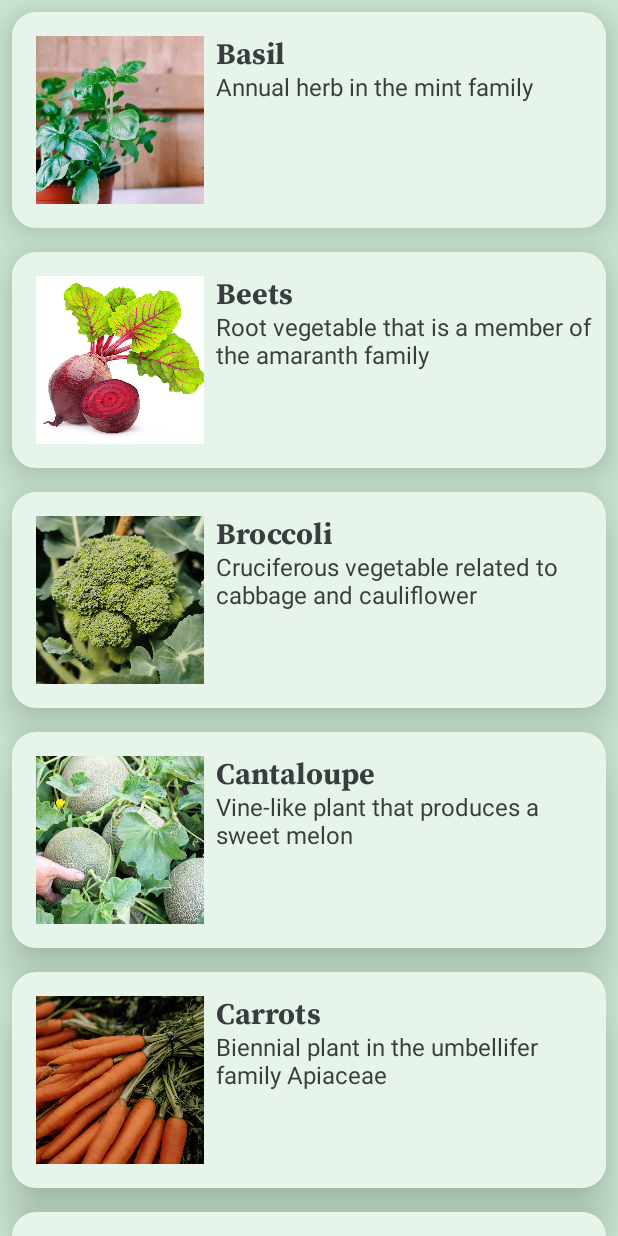
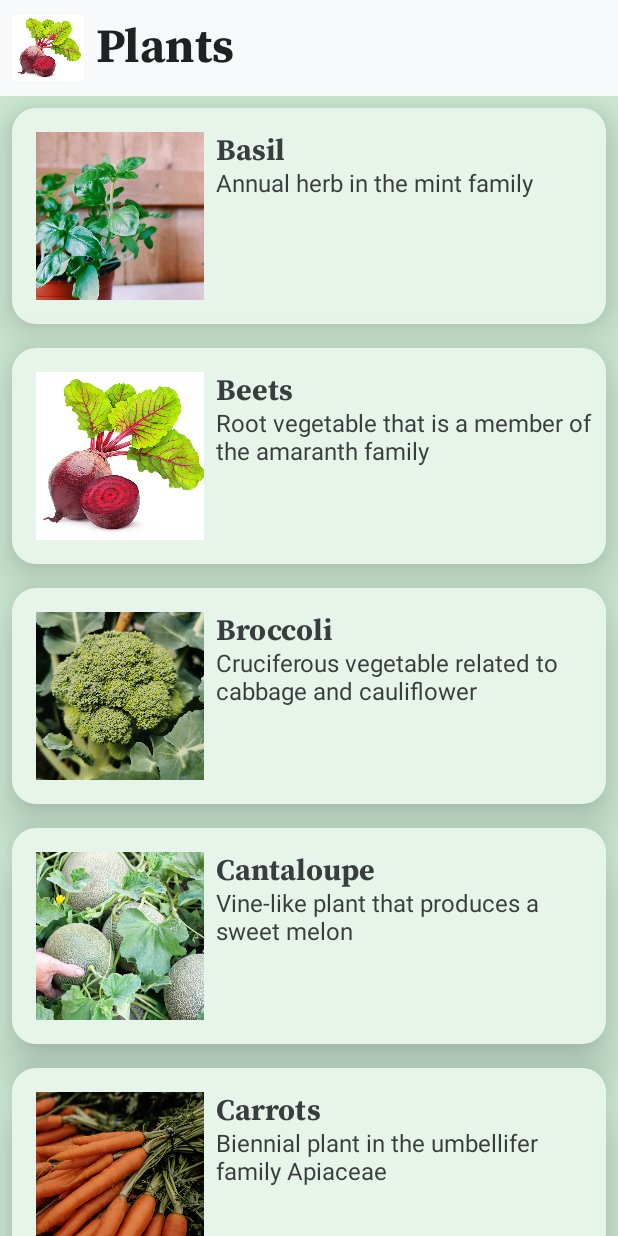
Before and after one commit to annedawson/Plants, an Android app built with Jetpack Compose: the screen it shows after launch (MainActivity), on a phone screen of 412 x 824 dp. Run offline under Robolectric (Android 15) with nearby library versions, the phone set to English and light mode, and no system bars.

Commit message:
Add Scaffold topBar to the app

```diff
--- a/app/src/main/java/net/annedawson/plants/MainActivity.kt
+++ b/app/src/main/java/net/annedawson/plants/MainActivity.kt
@@ -16,6 +16,7 @@ import androidx.compose.material.MaterialTheme
 import androidx.compose.material.Scaffold
 import androidx.compose.material.Text
 import androidx.compose.runtime.Composable
+import androidx.compose.ui.Alignment
 import androidx.compose.ui.Modifier
 import androidx.compose.ui.layout.ContentScale
 import androidx.compose.ui.res.painterResource
@@ -45,7 +46,7 @@ class MainActivity : ComponentActivity() {
 fun PlantsApp() {
     Scaffold(
         topBar = {
-            //PlantsTopAppBar()
+            PlantsTopAppBar()
         }
     ) {
         LazyColumn(
@@ -135,3 +136,24 @@ fun PlantInformation(@StringRes plantName: Int, @StringRes plantSummary: Int,mod
         )
     }
 }
+
+@Composable
+fun PlantsTopAppBar(modifier: Modifier = Modifier) {
+    Row(modifier = modifier
+        .fillMaxWidth()
+        .background(color = MaterialTheme.colors.primary),
+        verticalAlignment = Alignment.CenterVertically
+    ) {
+        Image(
+            modifier = Modifier
+                .size(64.dp)
+                .padding(8.dp),
+            painter = painterResource(R.drawable.beets),
+            contentDescription = null
+        )
+        Text(
+            text = stringResource(R.string.app_name),
+            style = MaterialTheme.typography.h1
+        )
+    }
+}
--- a/app/src/main/java/net/annedawson/plants/ui/theme/Type.kt
+++ b/app/src/main/java/net/annedawson/plants/ui/theme/Type.kt
@@ -15,6 +15,11 @@ val SourceSerifPro = FontFamily(
 
 // Set of Material typography styles to start with
 val Typography = Typography(
+    h1 = TextStyle(
+        fontFamily = SourceSerifPro,
+        fontWeight = FontWeight.Bold,
+        fontSize = 32.sp
+    ),
     h2 = TextStyle(
         fontFamily = SourceSerifPro,
         fontWeight = FontWeight.Bold,
```
